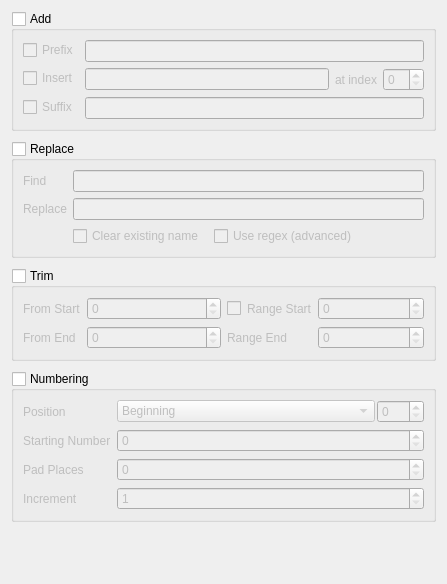
Before: the Qt Designer form src/forms/configurewidget.ui in fluxth/fluxrename, drawn with Qt 5.
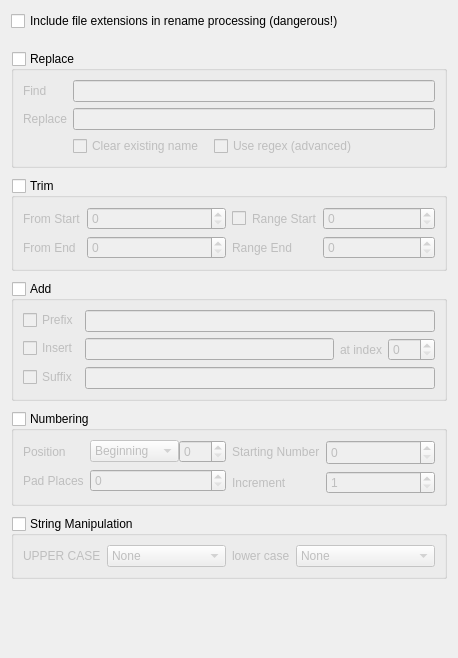
After: the same form once the commit is applied.

Commit message: Add rename preview functionality

What changed in the file:
```diff
--- a/src/forms/configurewidget.ui
+++ b/src/forms/configurewidget.ui
@@ -6,8 +6,8 @@
    <rect>
     <x>0</x>
     <y>0</y>
-    <width>447</width>
-    <height>584</height>
+    <width>458</width>
+    <height>658</height>
    </rect>
   </property>
   <property name="maximumSize">
@@ -24,69 +24,27 @@
     <number>10</number>
    </property>
    <item>
-    <widget class="QGroupBox" name="addGroup">
-     <property name="title">
-      <string>Add</string>
-     </property>
-     <property name="checkable">
-      <bool>true</bool>
-     </property>
-     <property name="checked">
-      <bool>false</bool>
-     </property>
-     <layout class="QFormLayout" name="formLayout_2">
-      <property name="fieldGrowthPolicy">
-       <enum>QFormLayout::ExpandingFieldsGrow</enum>
-      </property>
-      <item row="0" column="0">
-       <widget class="QCheckBox" name="addCbPrefix">
+    <widget class="QCheckBox" name="cbIncludeExtension">
         <property name="text">
-         <string>Prefix</string>
+      <string>Include file extensions in rename processing (dangerous!)</string>
         </property>
        </widget>
       </item>
-      <item row="0" column="1">
-       <widget class="QLineEdit" name="addLePrefix"/>
-      </item>
-      <item row="1" column="0">
-       <widget class="QCheckBox" name="addCbInsert">
-        <property name="text">
-         <string>Insert</string>
-        </property>
-       </widget>
-      </item>
-      <item row="1" column="1">
-       <layout class="QHBoxLayout" name="horizontalLayout_3">
-        <property name="sizeConstraint">
-         <enum>QLayout::SetDefaultConstraint</enum>
-        </property>
         <item>
-         <widget class="QLineEdit" name="addLeInsert"/>
-        </item>
-        <item>
-         <widget class="QLabel" name="label_3">
-          <property name="text">
-           <string>at index</string>
-          </property>
-         </widget>
-        </item>
-        <item>
-         <widget class="QSpinBox" name="addSbInsertIndex"/>
-        </item>
-       </layout>
-      </item>
-      <item row="2" column="0">
-       <widget class="QCheckBox" name="addCbSuffix">
-        <property name="text">
-         <string>Suffix</string>
-        </property>
-       </widget>
-      </item>
-      <item row="2" column="1">
-       <widget class="QLineEdit" name="addLeSuffix"/>
-      </item>
-     </layout>
-    </widget>
+    <spacer name="verticalSpacer_2">
+     <property name="orientation">
+      <enum>Qt::Vertical</enum>
+     </property>
+     <property name="sizeType">
+      <enum>QSizePolicy::Fixed</enum>
+     </property>
+     <property name="sizeHint" stdset="0">
+      <size>
+       <width>20</width>
+       <height>10</height>
+      </size>
+     </property>
+    </spacer>
    </item>
    <item>
     <widget class="QGroupBox" name="replaceGroup">
@@ -162,7 +120,7 @@
      <property name="checked">
       <bool>false</bool>
      </property>
-     <layout class="QHBoxLayout" name="horizontalLayout_7">
+     <layout class="QHBoxLayout" name="horizontalLayout_7" stretch="50,50">
       <property name="sizeConstraint">
        <enum>QLayout::SetMaximumSize</enum>
       </property>
@@ -179,7 +137,11 @@
          </widget>
         </item>
         <item row="0" column="1">
-         <widget class="QSpinBox" name="trimSbStart"/>
+         <widget class="QSpinBox" name="trimSbStart">
+          <property name="maximum">
+           <number>999</number>
+          </property>
+         </widget>
         </item>
         <item row="1" column="0">
          <widget class="QLabel" name="label_9">
@@ -189,7 +151,11 @@
          </widget>
         </item>
         <item row="1" column="1">
-         <widget class="QSpinBox" name="trimSbEnd"/>
+         <widget class="QSpinBox" name="trimSbEnd">
+          <property name="maximum">
+           <number>999</number>
+          </property>
+         </widget>
         </item>
        </layout>
       </item>
@@ -208,7 +174,10 @@
            </widget>
           </item>
           <item>
-           <widget class="QLabel" name="label_10">
+           <widget class="QLabel" name="trimLbRangeStart">
+            <property name="enabled">
+             <bool>false</bool>
+            </property>
             <property name="text">
              <string>Range Start</string>
             </property>
@@ -217,10 +186,20 @@
          </layout>
         </item>
         <item row="1" column="1">
-         <widget class="QSpinBox" name="trimSbRangeStart"/>
+         <widget class="QSpinBox" name="trimSbRangeStart">
+          <property name="enabled">
+           <bool>false</bool>
+          </property>
+          <property name="maximum">
+           <number>999</number>
+          </property>
+         </widget>
         </item>
         <item row="2" column="0">
-         <widget class="QLabel" name="label_11">
+         <widget class="QLabel" name="trimLbRangeEnd">
+          <property name="enabled">
+           <bool>false</bool>
+          </property>
           <property name="text">
            <string>Range End</string>
           </property>
@@ -230,13 +209,107 @@
          </widget>
         </item>
         <item row="2" column="1">
-         <widget class="QSpinBox" name="trimSbRangeEnd"/>
+         <widget class="QSpinBox" name="trimSbRangeEnd">
+          <property name="enabled">
+           <bool>false</bool>
+          </property>
+          <property name="maximum">
+           <number>999</number>
+          </property>
+         </widget>
         </item>
        </layout>
       </item>
      </layout>
     </widget>
    </item>
+   <item>
+    <widget class="QGroupBox" name="addGroup">
+     <property name="title">
+      <string>Add</string>
+     </property>
+     <property name="checkable">
+      <bool>true</bool>
+     </property>
+     <property name="checked">
+      <bool>false</bool>
+     </property>
+     <layout class="QFormLayout" name="formLayout_2">
+      <property name="fieldGrowthPolicy">
+       <enum>QFormLayout::ExpandingFieldsGrow</enum>
+      </property>
+      <item row="0" column="0">
+       <widget class="QCheckBox" name="addCbPrefix">
+        <property name="text">
+         <string>Prefix</string>
+        </property>
+       </widget>
+      </item>
+      <item row="0" column="1">
+       <widget class="QLineEdit" name="addLePrefix">
+        <property name="enabled">
+         <bool>false</bool>
+        </property>
+       </widget>
+      </item>
+      <item row="1" column="0">
+       <widget class="QCheckBox" name="addCbInsert">
+        <property name="text">
+         <string>Insert</string>
+        </property>
+       </widget>
+      </item>
+      <item row="1" column="1">
+       <layout class="QHBoxLayout" name="horizontalLayout_3">
+        <property name="sizeConstraint">
+         <enum>QLayout::SetDefaultConstraint</enum>
+        </property>
+        <item>
+         <widget class="QLineEdit" name="addLeInsert">
+          <property name="enabled">
+           <bool>false</bool>
+          </property>
+         </widget>
+        </item>
+        <item>
+         <widget class="QLabel" name="addLbInsertIndex">
+          <property name="enabled">
+           <bool>false</bool>
+          </property>
+          <property name="text">
+           <string>at index</string>
+          </property>
+         </widget>
+        </item>
+        <item>
+         <widget class="QSpinBox" name="addSbInsertIndex">
+          <property name="enabled">
+           <bool>false</bool>
+          </property>
+          <property name="maximum">
+           <number>999</number>
+          </property>
+         </widget>
+        </item>
+       </layout>
+      </item>
+      <item row="2" column="0">
+       <widget class="QCheckBox" name="addCbSuffix">
+        <property name="text">
+         <string>Suffix</string>
+        </property>
+       </widget>
+      </item>
+      <item row="2" column="1">
+       <widget class="QLineEdit" name="addLeSuffix">
+        <property name="enabled">
+         <bool>false</bool>
+        </property>
+       </widget>
+      </item>
+     </layout>
+    </widget>
+   </item>
    <item>
     <widget class="QGroupBox" name="numberingGroup">
      <property name="title">
@@ -248,6 +321,8 @@
      <property name="checked">
       <bool>false</bool>
      </property>
+     <layout class="QHBoxLayout" name="horizontalLayout_9" stretch="50,50">
+      <item>
      <layout class="QFormLayout" name="formLayout_3">
       <property name="fieldGrowthPolicy">
        <enum>QFormLayout::AllNonFixedFieldsGrow</enum>
@@ -262,7 +337,7 @@
       <item row="0" column="1">
        <layout class="QHBoxLayout" name="horizontalLayout_6">
         <property name="spacing">
-         <number>2</number>
+           <number>0</number>
         </property>
         <item>
          <widget class="QComboBox" name="numCmPosition">
@@ -298,42 +373,55 @@
         </item>
        </layout>
       </item>
+        <item row="1" column="1">
+         <widget class="QSpinBox" name="numSbPad">
+          <property name="maximum">
+           <number>20</number>
+          </property>
+         </widget>
+        </item>
       <item row="1" column="0">
+         <widget class="QLabel" name="label_6">
+          <property name="text">
+           <string>Pad Places</string>
+          </property>
+         </widget>
+        </item>
+       </layout>
+      </item>
+      <item>
+       <layout class="QFormLayout" name="formLayout_6">
+        <property name="fieldGrowthPolicy">
+         <enum>QFormLayout::AllNonFixedFieldsGrow</enum>
+        </property>
+        <item row="0" column="0">
        <widget class="QLabel" name="label_5">
         <property name="text">
          <string>Starting Number</string>
         </property>
        </widget>
       </item>
-      <item row="1" column="1">
+        <item row="0" column="1">
        <widget class="QSpinBox" name="numSbStartNum">
+          <property name="minimumSize">
+           <size>
+            <width>0</width>
+            <height>25</height>
+           </size>
+          </property>
         <property name="maximum">
          <number>1000000</number>
         </property>
        </widget>
       </item>
-      <item row="2" column="0">
-       <widget class="QLabel" name="label_6">
-        <property name="text">
-         <string>Pad Places</string>
-        </property>
-       </widget>
-      </item>
-      <item row="2" column="1">
-       <widget class="QSpinBox" name="numSbPad">
-        <property name="maximum">
-         <number>20</number>
-        </property>
-       </widget>
-      </item>
-      <item row="3" column="0">
+        <item row="1" column="0">
        <widget class="QLabel" name="label_7">
         <property name="text">
          <string>Increment</string>
         </property>
        </widget>
       </item>
-      <item row="3" column="1">
+        <item row="1" column="1">
        <widget class="QSpinBox" name="numSbIncrement">
         <property name="minimum">
          <number>1</number>
@@ -342,6 +430,93 @@
          <number>1000</number>
         </property>
        </widget>
+        </item>
+       </layout>
+      </item>
+     </layout>
+    </widget>
+   </item>
+   <item>
+    <widget class="QGroupBox" name="stringGroup">
+     <property name="title">
+      <string>String Manipulation</string>
+     </property>
+     <property name="checkable">
+      <bool>true</bool>
+     </property>
+     <property name="checked">
+      <bool>false</bool>
+     </property>
+     <layout class="QHBoxLayout" name="horizontalLayout_11" stretch="50,50">
+      <item>
+       <layout class="QFormLayout" name="formLayout_7">
+        <item row="0" column="0">
+         <widget class="QLabel" name="strLbUpper">
+          <property name="text">
+           <string>UPPER CASE</string>
+          </property>
+         </widget>
+        </item>
+        <item row="0" column="1">
+         <widget class="QComboBox" name="strCbUpper">
+          <item>
+           <property name="text">
+            <string>None</string>
+           </property>
+          </item>
+          <item>
+           <property name="text">
+            <string>Filename</string>
+           </property>
+          </item>
+          <item>
+           <property name="text">
+            <string>Extension</string>
+           </property>
+          </item>
+          <item>
+           <property name="text">
+            <string>Name &amp; Ext</string>
+           </property>
+          </item>
+         </widget>
+        </item>
+       </layout>
+      </item>
+      <item>
+       <layout class="QFormLayout" name="formLayout_8">
+        <item row="0" column="1">
+         <widget class="QComboBox" name="strCbLower">
+          <item>
+           <property name="text">
+            <string>None</string>
+           </property>
+          </item>
+          <item>
+           <property name="text">
+            <string>Filename</string>
+           </property>
+          </item>
+          <item>
+           <property name="text">
+            <string>Extension</string>
+           </property>
+          </item>
+          <item>
+           <property name="text">
+            <string>Name &amp; Ext</string>
+           </property>
+          </item>
+         </widget>
+        </item>
+        <item row="0" column="0">
+         <widget class="QLabel" name="strLbLower">
+          <property name="text">
+           <string>lower case</string>
+          </property>
+         </widget>
+        </item>
+       </layout>
       </item>
      </layout>
     </widget>
```
Left out of the diff: 4 changed lines with no effect on the pictures. Lines whose indentation alone changed are shown as unchanged. The commit also changes 27 other files.
